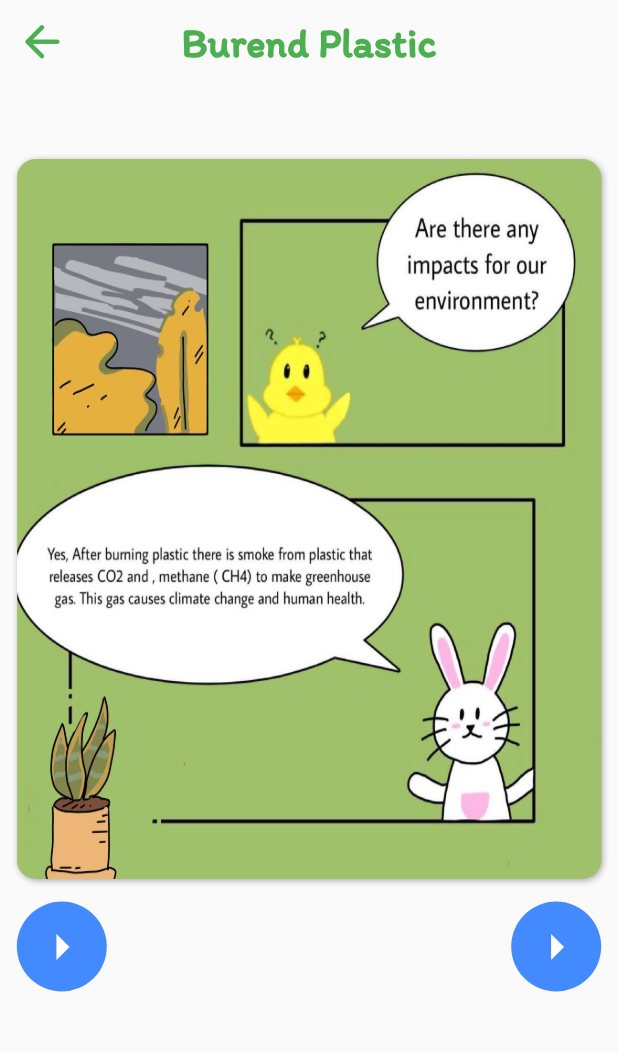
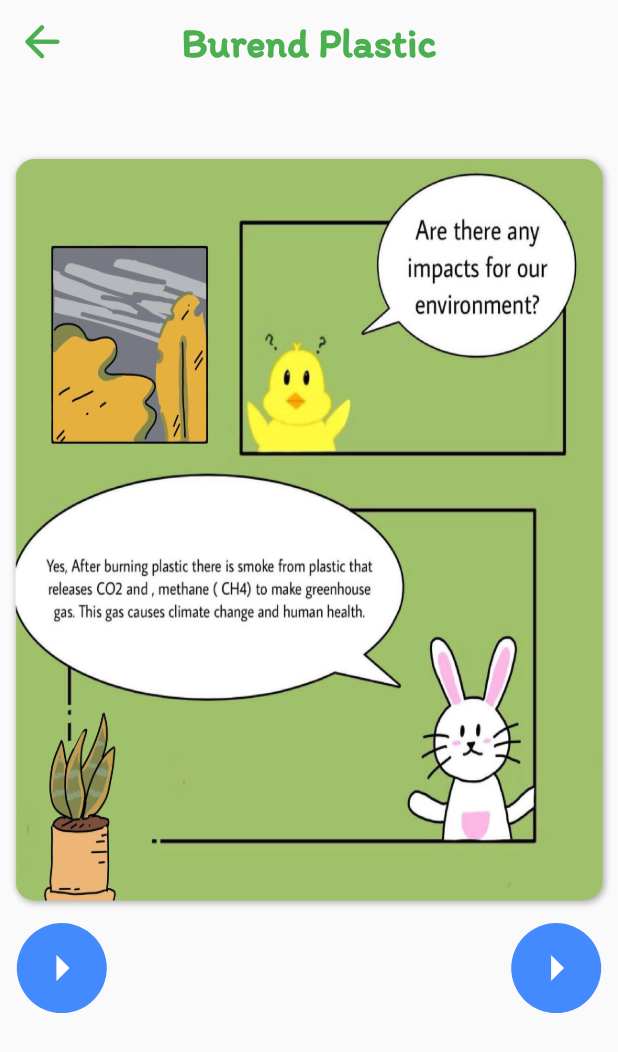
Before and after one commit to Yiyi-kim/Ecological, a Flutter app: the Cartoon1 widget shown alone on an empty page, opened directly, after a tap on the "arrow right" icon, on a phone screen of 412 x 824 dp. Shown: the top 1052 px of the screen. Run offline on Flutter 3.47's test engine with Material 2 defaults, Android fonts, the phone set to English and light mode, and no system bars; our stand-ins replace get.

Commit message:
fix cartoon screen

```diff
--- a/lib/Cartoon/burendplastic.dart
+++ b/lib/Cartoon/burendplastic.dart
@@ -4,6 +4,8 @@ import 'package:flutter/cupertino.dart';
 import 'package:flutter/rendering.dart';
 import 'package:flutter/services.dart';
 import 'package:flutter_app/mystateful_widget.dart';
+
+
 
 void main() {
   runApp(MaterialApp(
@@ -64,14 +66,18 @@ class Cartoon1 extends StatelessWidget {
 
   @override
   Widget build(BuildContext context) {
+
+    dynamic SH = MediaQuery.of(context).size.height;
+    dynamic SW = MediaQuery.of(context).size.width;
+
     return Column(mainAxisAlignment: MainAxisAlignment.start,
       children: [
         SizedBox(height: 50),
         Row(mainAxisAlignment: MainAxisAlignment.center,
             children: [
               Container(
-                height: 480,
-                width: 390,
+                height: SH * 0.6,
+                width: SW * 0.95,
                 decoration: BoxDecoration(
                     borderRadius: BorderRadius.all(
                         Radius.circular(13)),
@@ -121,6 +127,10 @@ class Cartoon2 extends StatelessWidget {
 
   @override
   Widget build(BuildContext context) {
+
+    dynamic SH = MediaQuery.of(context).size.height;
+    dynamic SW = MediaQuery.of(context).size.width;
+
     return Scaffold(
       appBar: AppBar(
         title: const
@@ -150,8 +160,8 @@ class Cartoon2 extends StatelessWidget {
           Row(mainAxisAlignment: MainAxisAlignment.center,
               children: [
                 Container(
-                  height: 480,
-                  width: 390,
+                  height: SH * 0.6,
+                  width: SW * 0.95,
                   decoration: BoxDecoration(
                       borderRadius: BorderRadius.all(
                           Radius.circular(13)),
@@ -220,6 +230,10 @@ class Cartoon3 extends StatelessWidget {
 
   @override
   Widget build(BuildContext context) {
+
+    dynamic SH = MediaQuery.of(context).size.height;
+    dynamic SW = MediaQuery.of(context).size.width;
+
     return Scaffold(
       appBar: AppBar(
         title: const
@@ -249,8 +263,8 @@ class Cartoon3 extends StatelessWidget {
           Row(mainAxisAlignment: MainAxisAlignment.center,
               children: [
                 Container(
-                  height: 480,
-                  width: 390,
+                  height: SH * 0.6,
+                  width: SW * 0.95,
                   decoration: BoxDecoration(
                       borderRadius: BorderRadius.all(
                           Radius.circular(13)),
```
Also changed, not shown: lib/Cartoon/cuttingtree.dart (+18 -6 lines), lib/Cartoon/foodwaste.dart (+18 -6 lines), lib/Cartoon/fossilefuel.dart (+18 -6 lines).
